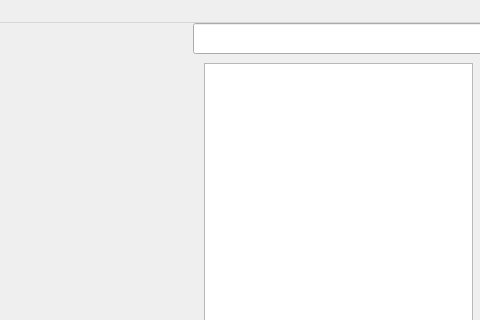
Above: MusicPlayer.ui from JUNJIANG66/AudioSounder64 before the change; both pictures show x 477 to 957 and y 0 to 320 of the 957 by 779 pixel window. Below: the same form after it.
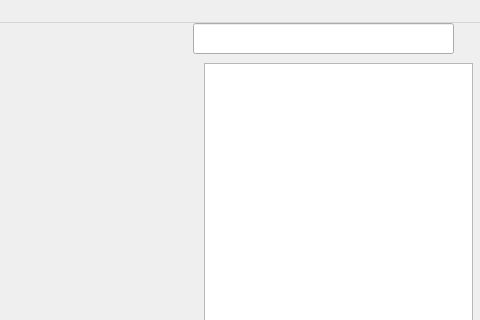
That is the form after the change.

Patch:
```diff
--- a/MusicPlayer.ui
+++ b/MusicPlayer.ui
@@ -85,7 +85,7 @@
      <rect>
       <x>670</x>
       <y>0</y>
-      <width>291</width>
+      <width>261</width>
       <height>31</height>
      </rect>
     </property>
```
